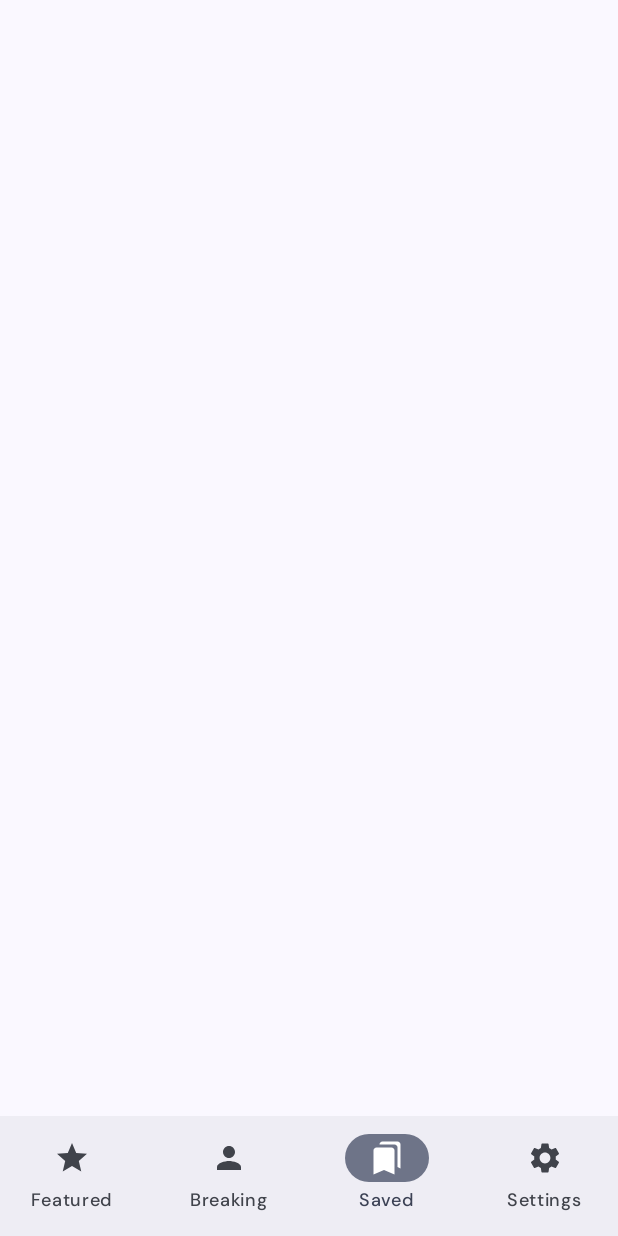
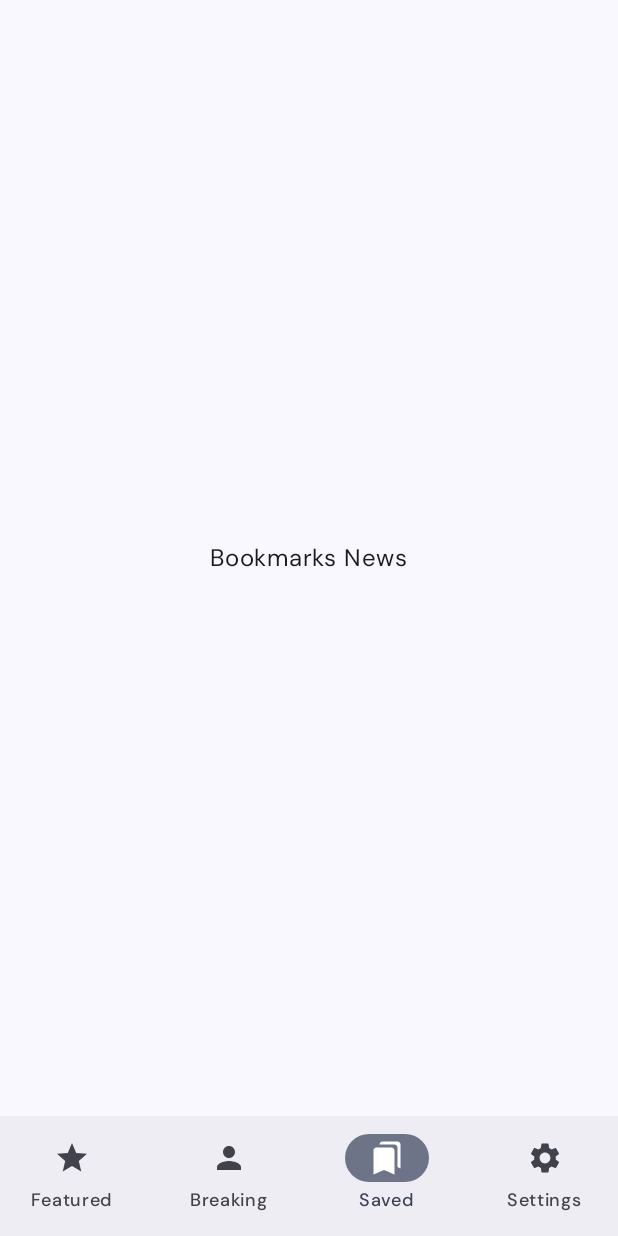
Before and after one commit to MubarakNative/WikiNewsFeed, an Android app built with Jetpack Compose: the screen it shows after launch (MainActivity), item 3 of the bottom bar chosen, on a phone screen of 412 x 824 dp. Run offline under Robolectric (Android 15) with nearby library versions, the phone set to English and light mode, and no system bars; our stand-ins replace Dagger/Hilt's generated code, navigation suite; 3 statements that could not run were skipped.

Commit message:
Added compose nav

```diff
--- a/app/src/main/java/com/mubarak/wikinews/data/sources/remote/dto/NewsArticles.kt
+++ b/app/src/main/java/com/mubarak/wikinews/data/sources/remote/dto/NewsArticles.kt
@@ -11,7 +11,7 @@ data class NewsArticles(
     val contentUrls: NewsContentUrl,
 
     @SerialName("description")
-    val description: String,
+    val description: String?= null,
 
     @SerialName("extract")
     val longDescription: String,
--- a/app/src/main/java/com/mubarak/wikinews/ui/TopLevelDestination.kt
+++ b/app/src/main/java/com/mubarak/wikinews/ui/TopLevelDestination.kt
@@ -3,15 +3,14 @@ package com.mubarak.wikinews.ui
 import androidx.annotation.StringRes
 import androidx.compose.material.icons.Icons
 import androidx.compose.material.icons.filled.Bookmarks
-import androidx.compose.material.icons.filled.FeaturedVideo
-import androidx.compose.material.icons.filled.Home
 import androidx.compose.material.icons.filled.Person
 import androidx.compose.material.icons.filled.Settings
 import androidx.compose.material.icons.filled.Star
-import androidx.compose.material.icons.filled.Stars
 import androidx.compose.ui.graphics.vector.ImageVector
 import com.mubarak.wikinews.R
+import kotlinx.serialization.Serializable
 
+/*
 enum class TopLevelDestination(
     @StringRes val label: Int,
     val icon: ImageVector,
@@ -22,3 +21,28 @@ enum class TopLevelDestination(
     BOOKMARKS(R.string.bookmarks, Icons.Default.Bookmarks, R.string.bookmarks),
     SETTINGS(R.string.settings, Icons.Default.Settings, R.string.settings),
 }
+*/
+
+@Serializable
+data object Featured
+
+@Serializable
+data object Breaking
+
+@Serializable
+data object Bookmarks
+
+@Serializable
+data object Settings
+
+@Serializable
+data object Search
+
+data class TopLevelRoute<T : Any>(val route: T,@StringRes val label:Int, val icon: ImageVector)
+
+val TopLevelDestination = listOf(
+    TopLevelRoute(route = Featured, label = R.string.featured, Icons.Default.Star),
+    TopLevelRoute(route = Breaking,label = R.string.breaking, Icons.Default.Person),
+    TopLevelRoute(route = Bookmarks, label = R.string.bookmarks,Icons.Default.Bookmarks),
+    TopLevelRoute(route = Settings,label = R.string.settings, Icons.Default.Settings),
+)
--- a/app/src/main/java/com/mubarak/wikinews/ui/WikiNewsApp.kt
+++ b/app/src/main/java/com/mubarak/wikinews/ui/WikiNewsApp.kt
@@ -6,48 +6,43 @@ import androidx.compose.material3.adaptive.navigationsuite.NavigationSuiteDefaul
 import androidx.compose.material3.adaptive.navigationsuite.NavigationSuiteScaffold
 import androidx.compose.runtime.Composable
 import androidx.compose.runtime.getValue
-import androidx.compose.runtime.mutableStateOf
-import androidx.compose.runtime.saveable.rememberSaveable
-import androidx.compose.runtime.setValue
 import androidx.compose.ui.Modifier
 import androidx.compose.ui.graphics.Color
 import androidx.compose.ui.res.stringResource
-import com.mubarak.wikinews.ui.home.HomeScreen
+import androidx.navigation.NavDestination.Companion.hasRoute
+import androidx.navigation.NavDestination.Companion.hierarchy
+import androidx.navigation.NavHostController
+import androidx.navigation.compose.currentBackStackEntryAsState
+import androidx.navigation.compose.rememberNavController
 
 @Composable
 fun WikiNewsApp(
-    modifier: Modifier = Modifier
+    modifier: Modifier = Modifier,
+    navController: NavHostController = rememberNavController()
 ) {
-    var currentDestination by rememberSaveable { mutableStateOf(TopLevelDestination.FEATURED) }
+
+    val navBackStackEntry by navController.currentBackStackEntryAsState()
+    val currentDestination = navBackStackEntry?.destination
+
     NavigationSuiteScaffold(
         navigationSuiteItems = {
-            TopLevelDestination.entries.forEach {
-                item(icon = {
+            TopLevelDestination.forEach { topLevelRoute ->
+                item(selected = currentDestination?.hierarchy?.any {
+                    it.hasRoute(route = topLevelRoute.route::class)
+                } == true,
+                    label = { Text(text = stringResource(id = topLevelRoute.label))},
+                    icon = {
                     Icon(
-                        it.icon, contentDescription = stringResource(it.contentDescription)
+                        imageVector = topLevelRoute.icon,
+                        contentDescription = topLevelRoute.route::class.simpleName
                     )
                 },
-                    label = { Text(stringResource(it.label)) },
-                    selected = it == currentDestination,
-                    onClick = { currentDestination = it })
+                    onClick = { navController.navigate(route = topLevelRoute.route) })
             }
         }, navigationSuiteColors = NavigationSuiteDefaults.colors(
             navigationBarContainerColor = Color.Transparent,
         )
     ) {
-        when (currentDestination) {
-            TopLevelDestination.FEATURED -> {
-                HomeScreen()
-            }
-
-            TopLevelDestination.BREAKING -> {
-            }
-
-            TopLevelDestination.BOOKMARKS -> {
-            }
-
-            TopLevelDestination.SETTINGS -> {
-            }
-        }
+        WikiNewsNavGraph(navController = navController)
     }
 }
--- /dev/null
+++ b/app/src/main/java/com/mubarak/wikinews/ui/WikiNewsNavGraph.kt
@@ -0,0 +1,53 @@
+package com.mubarak.wikinews.ui
+
+import android.widget.Toast
+import androidx.compose.runtime.Composable
+import androidx.compose.runtime.remember
+import androidx.compose.ui.Modifier
+import androidx.compose.ui.platform.LocalContext
+import androidx.navigation.NavHostController
+import androidx.navigation.compose.NavHost
+import androidx.navigation.compose.composable
+import androidx.navigation.compose.rememberNavController
+import com.mubarak.wikinews.ui.bookmarks.BookmarksScreen
+import com.mubarak.wikinews.ui.breaking.BreakingNewsScreen
+import com.mubarak.wikinews.ui.home.HomeScreen
+import com.mubarak.wikinews.ui.search.SearchScreen
+
+@Composable
+fun WikiNewsNavGraph(
+    modifier: Modifier = Modifier,
+    navController: NavHostController = rememberNavController()
+) {
+
+    val navAction = remember(navController) {
+        WikiNewsNavigation(navController)
+    }
+    NavHost(
+        modifier = modifier,
+        navController = navController,
+        startDestination = Featured
+    ){
+        composable<Featured> {
+            HomeScreen(onSearchActionClick = {
+               navAction.navigateToSearch
+            })
+        }
+
+        composable<Breaking> {
+            BreakingNewsScreen()
+        }
+
+        composable<Bookmarks>{
+            BookmarksScreen()
+        }
+
+        composable<Settings> {
+            SettingsScreen()
+        }
+
+        composable<Search> {
+            SearchScreen()
+        }
+    }
+}
--- /dev/null
+++ b/app/src/main/java/com/mubarak/wikinews/ui/WikiNewsNavigation.kt
@@ -0,0 +1,17 @@
+package com.mubarak.wikinews.ui
+
+import androidx.navigation.NavGraph.Companion.findStartDestination
+import androidx.navigation.NavHostController
+import kotlinx.serialization.Serializable
+
+class WikiNewsNavigation(navController: NavHostController){
+    val navigateToSearch:() -> Unit = {
+        navController.navigate(Search){
+            launchSingleTop = true
+            restoreState = true
+            popUpTo(navController.graph.findStartDestination().id) {
+                saveState = true
+            }
+        }
+    }
+}
--- /dev/null
+++ b/app/src/main/java/com/mubarak/wikinews/ui/bookmarks/Bookmarks.kt
@@ -0,0 +1,15 @@
+package com.mubarak.wikinews.ui.bookmarks
+
+import androidx.compose.foundation.layout.Box
+import androidx.compose.foundation.layout.fillMaxSize
+import androidx.compose.material3.Text
+import androidx.compose.runtime.Composable
+import androidx.compose.ui.Alignment
+import androidx.compose.ui.Modifier
+
+@Composable
+fun BookmarksScreen(modifier: Modifier = Modifier) {
+    Box(modifier = modifier.fillMaxSize(), contentAlignment = Alignment.Center){
+        Text(text = "Bookmarks News")
+    }
+}
--- /dev/null
+++ b/app/src/main/java/com/mubarak/wikinews/ui/breaking/BreakingNewsScreen.kt
@@ -0,0 +1,15 @@
+package com.mubarak.wikinews.ui.breaking
+
+import androidx.compose.foundation.layout.Box
+import androidx.compose.foundation.layout.fillMaxSize
+import androidx.compose.material3.Text
+import androidx.compose.runtime.Composable
+import androidx.compose.ui.Alignment
+import androidx.compose.ui.Modifier
+
+@Composable
+fun BreakingNewsScreen(modifier: Modifier = Modifier) {
+    Box(modifier = modifier.fillMaxSize(), contentAlignment = Alignment.Center){
+        Text(text = "Breaking News")
+    }
+}
--- a/app/src/main/java/com/mubarak/wikinews/ui/home/HomeScreen.kt
+++ b/app/src/main/java/com/mubarak/wikinews/ui/home/HomeScreen.kt
@@ -59,23 +59,25 @@ import com.mubarak.wikinews.utils.TimeStampConvertor
 @Composable
 fun HomeScreen(
     modifier: Modifier = Modifier,
+    onSearchActionClick: () -> Unit,
     viewModel: HomeViewModel = hiltViewModel()
 ) {
     val uiState = viewModel.newsUiState
-    HomeScreen(uiState = uiState)
+    HomeScreen(uiState = uiState, onSearchActionClick = onSearchActionClick)
 }
 
 @OptIn(ExperimentalMaterial3Api::class)
 @Composable
 fun HomeScreen(
     modifier: Modifier = Modifier,
+    onSearchActionClick:() -> Unit,
     uiState: HomeUiState
 ) {
     val context = LocalContext.current
     val scrollBehavior = TopAppBarDefaults.pinnedScrollBehavior(rememberTopAppBarState())
 
     Scaffold(modifier = Modifier.nestedScroll(scrollBehavior.nestedScrollConnection), topBar = {
-        HomeTopAppBar(scrollBehavior = scrollBehavior)
+        HomeTopAppBar(scrollBehavior = scrollBehavior, searchActionClick = onSearchActionClick)
     }) {
         when (uiState) {
             HomeUiState.Error -> {
@@ -296,7 +298,7 @@ fun HomeTopAppBar(
         actions = {
             IconButton(onClick = searchActionClick) {
                 Icon(
-                    imageVector = Icons.Outlined.Search, contentDescription = null
+                    imageVector = Icons.Outlined.Search, contentDescription = stringResource(id = R.string.search)
                 )
             }
         },
--- a/app/src/main/java/com/mubarak/wikinews/ui/home/NewsArticleFeed.kt
+++ b/app/src/main/java/com/mubarak/wikinews/ui/home/NewsArticleFeed.kt
@@ -45,7 +45,7 @@ fun NewsArticlesFeed(
 
             Column(modifier = Modifier.padding(16.dp)) {
                 NewsTitle(
-                    text = news.description,
+                    text = news.description ?: news.normalizedTitle,
                     modifier = Modifier.padding(bottom = 4.dp)
                 )
                 Spacer(modifier = Modifier.weight(1f))
--- a/app/src/main/res/values/strings.xml
+++ b/app/src/main/res/values/strings.xml
@@ -9,4 +9,5 @@
     <string name="featured">Featured</string>
     <string name="most_read">Most read articles</string>
     <string name="onThis_day_happened">On This Day Happened</string>
+    <string name="search">Search</string>
 </resources>
```
Also changed, not shown: app/src/main/java/com/mubarak/wikinews/ui/SettingsScreen.kt (added, +15 -0 lines), app/src/main/java/com/mubarak/wikinews/ui/search/SearchScreen.kt (added, +103 -0 lines), 1 other file.
